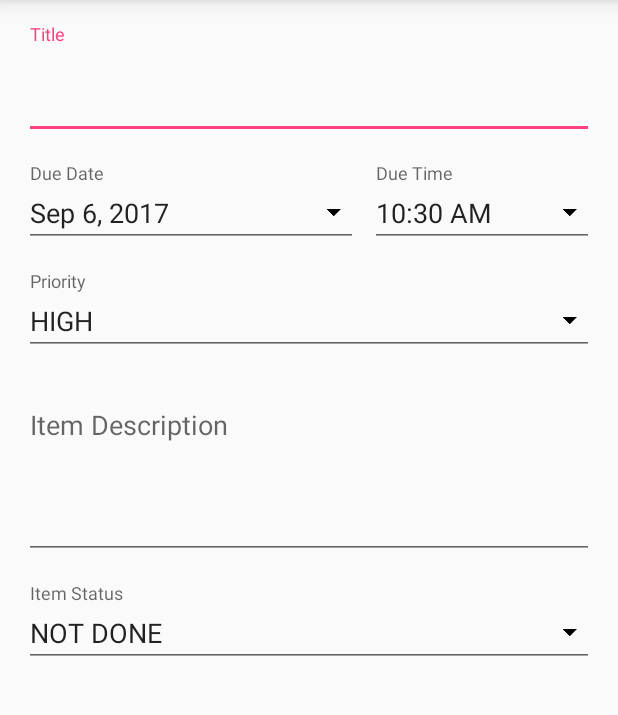
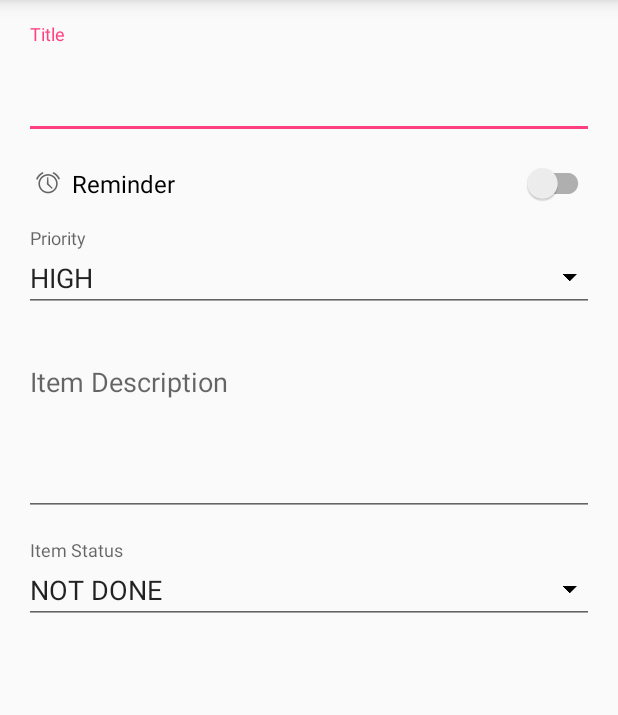
Before and after one commit to saipraneshm/ToDoApp, an Android app: the screen it shows after launch (ToDoListActivity), after a tap on "ADD ITEM", on a phone screen of 412 x 824 dp, the part 84-799 px from its top. Run offline under Robolectric (Android 15) with nearby library versions, the phone set to English and light mode, and no system bars; our stand-ins replace data binding; 1 statement that could not run was skipped.

Commit message:
Added switch for the reminder

```diff
--- a/ToDoApp/app/src/main/java/com/codepath/preassignment/todoapp/database/ToDoListContract.java
+++ b/ToDoApp/app/src/main/java/com/codepath/preassignment/todoapp/database/ToDoListContract.java
@@ -25,6 +25,7 @@ public final class ToDoListContract {
                 public static final String DUE_DATE = "dueDate";
                 public static final String PRIORITY = "priority";
                 public static final String TASK_STATUS = "taskStatus";
+                public static final String REMINDER = "reminder";
 
             }
         }
--- a/ToDoApp/app/src/main/java/com/codepath/preassignment/todoapp/database/ToDoListCursorWrapper.java
+++ b/ToDoApp/app/src/main/java/com/codepath/preassignment/todoapp/database/ToDoListCursorWrapper.java
@@ -28,6 +28,7 @@ public class ToDoListCursorWrapper extends CursorWrapper {
         long dueDate = getLong(getColumnIndex(ToDoListTable.COLS.DUE_DATE));
         int priority = getInt(getColumnIndex(ToDoListTable.COLS.PRIORITY));
         boolean taskStatus = getInt(getColumnIndex(ToDoListTable.COLS.TASK_STATUS)) != 0;
+        boolean reminder = getInt(getColumnIndex(ToDoListTable.COLS.REMINDER)) != 0;
 
         ToDoListItem item = new ToDoListItem();
         item.setId(UUID.fromString(uuid));
@@ -39,6 +40,7 @@ public class ToDoListCursorWrapper extends CursorWrapper {
         item.setDueDate(new Date(dueDate));
         item.setPriority(priority);
         item.setTaskStatus(taskStatus);
+        item.setReminder(reminder);
 
         return item;
     }
--- a/ToDoApp/app/src/main/java/com/codepath/preassignment/todoapp/database/ToDoListDB.java
+++ b/ToDoApp/app/src/main/java/com/codepath/preassignment/todoapp/database/ToDoListDB.java
@@ -47,6 +47,7 @@ public class ToDoListDB {
         contentValues.put(ToDoListTable.COLS.DUE_DATE, item.getDueDate().getTime());
         contentValues.put(ToDoListTable.COLS.PRIORITY, item.getPriority());
         contentValues.put(ToDoListTable.COLS.TASK_STATUS, item.isTaskDone() ? 1 : 0);
+        contentValues.put(ToDoListTable.COLS.REMINDER, item.hasReminder() ? 1 : 0);
 
         return contentValues;
     }
--- a/ToDoApp/app/src/main/java/com/codepath/preassignment/todoapp/database/ToDoListDBHelper.java
+++ b/ToDoApp/app/src/main/java/com/codepath/preassignment/todoapp/database/ToDoListDBHelper.java
@@ -14,7 +14,7 @@ import com.codepath.preassignment.todoapp.database.ToDoListContract.ToDoListEntr
 public class ToDoListDBHelper extends SQLiteOpenHelper {
 
     private static final String DATABASE_NAME = "todolist.db";
-    private static final int DATABASE_VERSION = 3;
+    private static final int DATABASE_VERSION = 4;
     private static final String TAG = ToDoListDBHelper.class.getSimpleName();
 
 
@@ -34,7 +34,8 @@ public class ToDoListDBHelper extends SQLiteOpenHelper {
                 ToDoListTable.COLS.DATE_UPDATED + " TEXT, " +
                 ToDoListTable.COLS.DUE_DATE  + " , " +
                 ToDoListTable.COLS.PRIORITY  + " INTEGER, " +
-                ToDoListTable.COLS.TASK_STATUS + " INTEGER " +
+                ToDoListTable.COLS.TASK_STATUS + " INTEGER, " +
+                ToDoListTable.COLS.REMINDER + " INTEGER " +
                 ");";
         Log.d(TAG, CREATE_TODO_TABLE);
         sqLiteDatabase.execSQL(CREATE_TODO_TABLE);
--- a/ToDoApp/app/src/main/java/com/codepath/preassignment/todoapp/database/ToDoListItem.java
+++ b/ToDoApp/app/src/main/java/com/codepath/preassignment/todoapp/database/ToDoListItem.java
@@ -21,6 +21,7 @@ public class ToDoListItem implements Parcelable {
     private Date mDueDate;
     private int mPriority;
     private boolean mTaskStatus;
+    private boolean mHasReminder;
 
 
     //Automatically generates a unique sequence
@@ -28,6 +29,7 @@ public class ToDoListItem implements Parcelable {
         mId = UUID.randomUUID();
         mTaskStatus = false;
         mDueDate = new Date();
+        mHasReminder = false;
     }
 
     //Constructor to retrieve a todoList item
@@ -111,6 +113,13 @@ public class ToDoListItem implements Parcelable {
         mDueDate = dueDate;
     }
 
+    public boolean hasReminder() {
+        return mHasReminder;
+    }
+
+    public void setReminder(boolean hasReminder) {
+        mHasReminder = hasReminder;
+    }
 
     @Override
     public String toString() {
@@ -125,6 +134,7 @@ public class ToDoListItem implements Parcelable {
                 ", mPriority=" + mPriority +
                 '}';
     }
+
 
     @Override
     public int describeContents() {
@@ -142,6 +152,7 @@ public class ToDoListItem implements Parcelable {
         dest.writeLong(this.mDueDate != null ? this.mDueDate.getTime() : -1);
         dest.writeInt(this.mPriority);
         dest.writeByte(this.mTaskStatus ? (byte) 1 : (byte) 0);
+        dest.writeByte(this.mHasReminder ? (byte) 1 : (byte) 0);
     }
 
     protected ToDoListItem(Parcel in) {
@@ -155,6 +166,7 @@ public class ToDoListItem implements Parcelable {
         this.mDueDate = tmpMDueDate == -1 ? null : new Date(tmpMDueDate);
         this.mPriority = in.readInt();
         this.mTaskStatus = in.readByte() != 0;
+        this.mHasReminder = in.readByte() != 0;
     }
 
     public static final Creator<ToDoListItem> CREATOR = new Creator<ToDoListItem>() {
--- a/ToDoApp/app/src/main/java/com/codepath/preassignment/todoapp/fragments/ToDoListFragment.java
+++ b/ToDoApp/app/src/main/java/com/codepath/preassignment/todoapp/fragments/ToDoListFragment.java
@@ -252,6 +252,7 @@ public class ToDoListFragment extends Fragment {
     }
 
     private void setTaskTimer(ToDoListItem item){
+        if(item.hasReminder()){
             int currentTimeInMillis;
             if(item.getDateCreated() == null){
                 currentTimeInMillis = (int) System.currentTimeMillis();
@@ -263,6 +264,9 @@ public class ToDoListFragment extends Fragment {
             calendar.setTime(item.getDueDate());
             if(calendar.getTimeInMillis() > System.currentTimeMillis())
                 TaskReminderService.setTaskReminder(getActivity(),item);
+        }else{
+            TaskReminderService.cancelTaskReminder(getActivity(),item);
+        }
     }
 
 
--- a/ToDoApp/app/src/main/java/com/codepath/preassignment/todoapp/fragments/dialogs/ToDoListFullScreenDialogFragment.java
+++ b/ToDoApp/app/src/main/java/com/codepath/preassignment/todoapp/fragments/dialogs/ToDoListFullScreenDialogFragment.java
@@ -10,6 +10,7 @@ import android.support.v4.app.DialogFragment;
 import android.support.v4.app.FragmentManager;
 import android.support.v7.app.AlertDialog;
 import android.support.v7.widget.PopupMenu;
+import android.support.v7.widget.SwitchCompat;
 import android.support.v7.widget.Toolbar;
 import android.text.TextUtils;
 import android.util.Log;
@@ -19,8 +20,9 @@ import android.view.MenuInflater;
 import android.view.MenuItem;
 import android.view.View;
 import android.view.ViewGroup;
+import android.widget.CompoundButton;
+import android.widget.LinearLayout;
 
-import com.codepath.preassignment.todoapp.service.TaskReminderService;
 import com.codepath.preassignment.todoapp.utils.Priority;
 import com.codepath.preassignment.todoapp.R;
 import com.codepath.preassignment.todoapp.database.ToDoListItem;
@@ -47,6 +49,8 @@ public class ToDoListFullScreenDialogFragment extends DialogFragment implements
     public static final String EXTRA_ITEM = "ExtraItem";
     private TextInputEditText mTitleEditText, mDueDateEditText, mDueTimeEditText, mPriorityEditText,
     mItemDescEditText, mItemStatusDesc;
+    private SwitchCompat mReminderSwitch;
+    private LinearLayout mReminderLinearLayout;
     private static final String ARGS_ITEM = "itemId";
     private boolean isNewNote = false;
     public enum DialogAction{
@@ -102,11 +106,26 @@ public class ToDoListFullScreenDialogFragment extends DialogFragment implements
         mPriorityEditText = (TextInputEditText)view.findViewById(R.id.priority_edit_text);
         mItemDescEditText = (TextInputEditText)view.findViewById(R.id.item_desc_edit_text);
         mItemStatusDesc = (TextInputEditText)view.findViewById(R.id.item_status_edit_text);
+        mReminderSwitch = (SwitchCompat)view.findViewById(R.id.reminder_switch);
+        mReminderLinearLayout = (LinearLayout) view.findViewById(R.id.reminder_linearLayout);
 
         mPriorityEditText.setOnClickListener(this);
         mItemStatusDesc.setOnClickListener(this);
         mDueDateEditText.setOnClickListener(this);
         mDueTimeEditText.setOnClickListener(this);
+        mReminderSwitch.setOnCheckedChangeListener(new CompoundButton.OnCheckedChangeListener() {
+            @Override
+            public void onCheckedChanged(CompoundButton compoundButton, boolean b) {
+                if(b){
+                    mReminderLinearLayout.setVisibility(View.VISIBLE);
+                }else{
+                    mReminderLinearLayout.setVisibility(View.GONE);
+                }
+                if(mToDoListItem != null){
+                    mToDoListItem.setReminder(b);
+                }
+            }
+        });
 
         Toolbar dialogToolbar = (Toolbar) view.findViewById(R.id.dialog_toolbar);
         dialogToolbar.setNavigationOnClickListener(new View.OnClickListener() {
@@ -198,7 +217,7 @@ public class ToDoListFullScreenDialogFragment extends DialogFragment implements
                 .setNegativeButton(android.R.string.cancel, new DialogInterface.OnClickListener() {
                     @Override
                     public void onClick(DialogInterface dialogInterface, int i) {
-
+                        dismiss();
                     }
                 }).create();
         dialog.show();
@@ -212,6 +231,7 @@ public class ToDoListFullScreenDialogFragment extends DialogFragment implements
             mItemStatusDesc.setText(mToDoListItem.isTaskDone()?
                     getString(R.string.task_status_done) :
                     getString(R.string.task_status_incomplete));
+            mReminderSwitch.setChecked(mToDoListItem.hasReminder());
             updateDate(mToDoListItem.getDueDate());
             updateTime(mToDoListItem.getDueDate());
         }
@@ -229,6 +249,7 @@ public class ToDoListFullScreenDialogFragment extends DialogFragment implements
         mPriorityEditText.setOnClickListener(this);
         mItemDescEditText.setOnClickListener(this);
         mItemStatusDesc.setOnClickListener(this);
+        mReminderSwitch.setClickable(true);
 
         mItemDescEditText.setFocusableInTouchMode(true);
 
@@ -241,6 +262,8 @@ public class ToDoListFullScreenDialogFragment extends DialogFragment implements
         mPriorityEditText.setOnClickListener(null);
         mItemDescEditText.setOnClickListener(null);
         mItemStatusDesc.setOnClickListener(null);
+        mReminderSwitch.setClickable(false);
+
 
         mTitleEditText.setFocusableInTouchMode(false);
         mItemDescEditText.setFocusableInTouchMode(false);
--- a/ToDoApp/app/src/main/res/layout/dialog_full_screen.xml
+++ b/ToDoApp/app/src/main/res/layout/dialog_full_screen.xml
@@ -26,6 +26,23 @@
             android:layout_width="match_parent"
             android:layout_height="wrap_content">
 
+            <android.support.v7.widget.SwitchCompat
+                android:id="@+id/reminder_switch"
+                android:layout_width="0dp"
+                android:layout_height="wrap_content"
+                android:text="@string/set_reminder_text"
+                android:layout_marginTop="16dp"
+                android:textSize="16sp"
+                android:paddingLeft="8dp"
+                android:drawableLeft="@android:drawable/ic_lock_idle_alarm"
+                android:drawablePadding="8dp"
+                app:layout_constraintTop_toBottomOf="@+id/item_title_til"
+                android:layout_marginRight="16dp"
+                app:layout_constraintRight_toRightOf="parent"
+                android:layout_marginLeft="16dp"
+                app:layout_constraintLeft_toLeftOf="parent"
+                app:layout_constraintHorizontal_bias="0.0"/>
+
             <android.support.design.widget.TextInputLayout
                 android:layout_width="0dp"
                 android:layout_height="wrap_content"
@@ -52,14 +69,16 @@
                 android:layout_height="wrap_content"
                 android:layout_marginLeft="16dp"
                 android:layout_marginRight="16dp"
-                android:layout_marginTop="16dp"
+                android:visibility="gone"
                 android:orientation="horizontal"
                 app:layout_constraintLeft_toLeftOf="parent"
                 app:layout_constraintRight_toRightOf="parent"
-                app:layout_constraintTop_toBottomOf="@+id/item_title_til"
                 android:layout_marginStart="16dp"
                 android:layout_marginEnd="16dp"
-                android:id="@+id/linearLayout">
+                android:id="@+id/reminder_linearLayout"
+                app:layout_constraintHorizontal_bias="0.0"
+                android:layout_marginTop="16dp"
+                app:layout_constraintTop_toBottomOf="@+id/reminder_switch">
 
                 <android.support.design.widget.TextInputLayout
                     android:id="@+id/due_date_til"
@@ -105,7 +124,7 @@
                 android:layout_marginTop="16dp"
                 app:layout_constraintLeft_toLeftOf="parent"
                 app:layout_constraintRight_toRightOf="parent"
-                app:layout_constraintTop_toBottomOf="@+id/linearLayout"
+                app:layout_constraintTop_toBottomOf="@+id/reminder_linearLayout"
                 android:layout_marginStart="16dp"
                 android:layout_marginEnd="16dp">
 
--- a/ToDoApp/app/src/main/res/values/strings.xml
+++ b/ToDoApp/app/src/main/res/values/strings.xml
@@ -35,4 +35,5 @@
     <string name="assigned_to">Assigned To</string>
     <string name="time_picker_title">Due time</string>
     <string name="task_reminder_title">Task Reminder</string>
+    <string name="set_reminder_text">Reminder</string>
 </resources>
```
Lines whose indentation alone changed are shown as unchanged.
